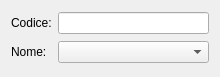
lastprimenumbers/lemonpos, file squeeze/src/ui/searchcode.ui: the form before one commit.
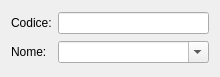
The form after the commit.

```diff
--- a/squeeze/src/ui/searchcode.ui
+++ b/squeeze/src/ui/searchcode.ui
@@ -38,7 +38,11 @@
     </widget>
    </item>
    <item row="1" column="1">
-    <widget class="QComboBox" name="comboName"/>
+    <widget class="QComboBox" name="comboName">
+     <property name="editable">
+      <bool>true</bool>
+     </property>
+    </widget>
    </item>
   </layout>
  </widget>
```
